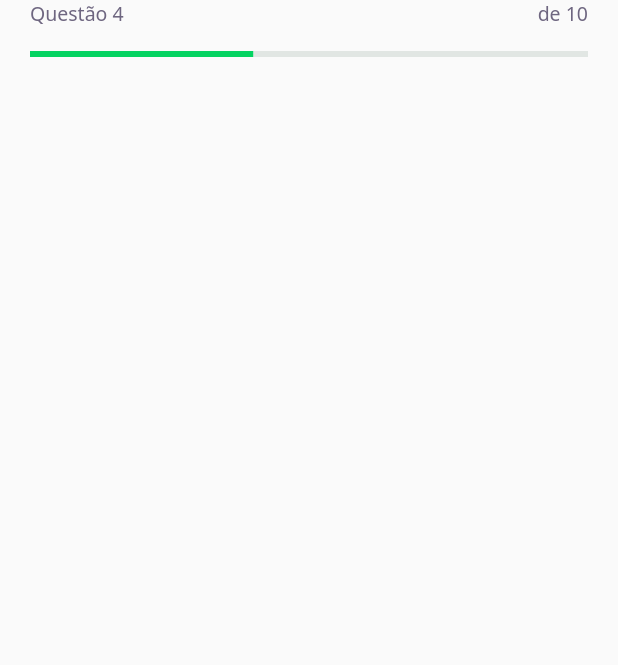
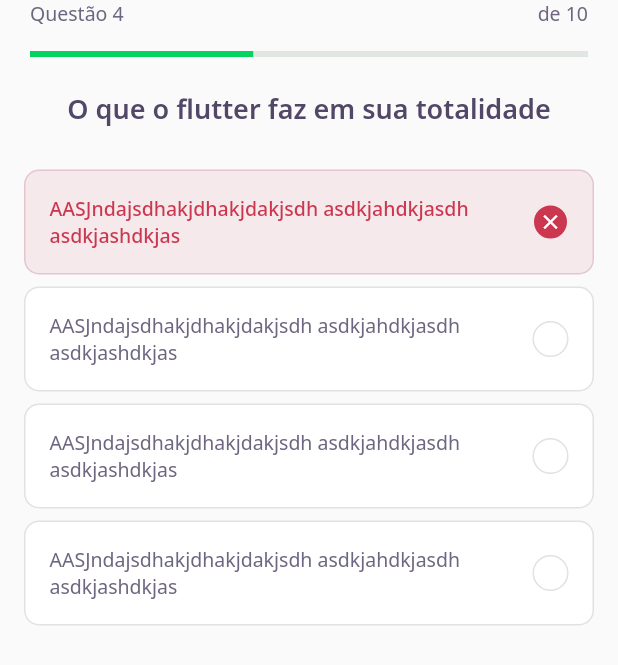
Before and after one commit to freddymtd/app.mobile.flutter-nlw-devquiz, a Flutter app: the screen it shows after launch, on a phone screen of 412 x 824 dp. Shown: the top 665 px of the screen. Run offline on Flutter 3.47's test engine with Material 2 defaults, Android fonts, the phone set to English and light mode, and no system bars; our stand-ins replace google_fonts.

Commit message:
Quiz Awnser certo e errado layout e título

```diff
--- a/lib/challange/challange_page.dart
+++ b/lib/challange/challange_page.dart
@@ -1,4 +1,5 @@
 import 'package:devquiz/challange/widgets/question_indicator/question_indicator_widget.dart';
+import 'package:devquiz/challange/widgets/quiz/quiz_widget.dart';
 import 'package:flutter/material.dart';
 
 class ChallangePage extends StatefulWidget {
@@ -12,7 +13,13 @@ class _ChallangePageState extends State<ChallangePage> {
     return Scaffold(
       appBar: PreferredSize(
         preferredSize: Size.fromHeight(60),
-        child: SafeArea(top: true, child: QuestionIndicatorWidget()),
+        child: SafeArea(
+          top: true,
+          child: QuestionIndicatorWidget(),
+        ),
+      ),
+      body: QuizWidget(
+        title: "O que o flutter faz em sua totalidade",
       ),
     );
   }
--- /dev/null
+++ b/lib/challange/widgets/awnser/awnser_widget.dart
@@ -0,0 +1,81 @@
+import 'package:devquiz/core/app_colors.dart';
+import 'package:devquiz/core/app_text_styles.dart';
+import 'package:flutter/material.dart';
+
+class AwnserWidget extends StatelessWidget {
+  final String title;
+  final bool isRight;
+  final bool isSelected;
+
+  const AwnserWidget(
+      {Key? key,
+      required this.title,
+      this.isRight = false,
+      this.isSelected = false})
+      : super(key: key);
+
+  Color get _selectedColorRight =>
+      isRight ? AppColors.darkGreen : AppColors.darkRed;
+
+  Color get _selectedBorderRight =>
+      isRight ? AppColors.lightGreen : AppColors.lightRed;
+
+  Color get _selectedColorCardRight =>
+      isRight ? AppColors.lightGreen : AppColors.lightRed;
+
+  Color get _selectedBorderCardRight =>
+      isRight ? AppColors.green : AppColors.red;
+
+  TextStyle get _selectedTextStyleRight =>
+      isRight ? AppTextStyles.bodyDarkGreen : AppTextStyles.bodyDarkRed;
+
+  IconData get _selectedIconRight => isRight ? Icons.check : Icons.close;
+
+  @override
+  Widget build(BuildContext context) {
+    return Padding(
+      padding: const EdgeInsets.symmetric(horizontal: 16, vertical: 4),
+      child: Container(
+        padding: EdgeInsets.all(16),
+        decoration: BoxDecoration(
+          color: isSelected ? _selectedColorCardRight : AppColors.white,
+          borderRadius: BorderRadius.circular(10),
+          border: Border.fromBorderSide(
+            BorderSide(
+              color: isSelected ? _selectedBorderCardRight : AppColors.border,
+            ),
+          ),
+        ),
+        child: Row(
+          mainAxisAlignment: MainAxisAlignment.spaceBetween,
+          children: [
+            Expanded(
+              child: Text(
+                title,
+                style:
+                    isSelected ? _selectedTextStyleRight : AppTextStyles.body,
+              ),
+            ),
+            Container(
+                width: 24,
+                height: 24,
+                decoration: BoxDecoration(
+                    color: isSelected ? _selectedColorRight : AppColors.white,
+                    borderRadius: BorderRadius.circular(500),
+                    border: Border.fromBorderSide(BorderSide(
+                      color:
+                          isSelected ? _selectedBorderRight : AppColors.border,
+                    ))),
+                child: isSelected
+                    ? Icon(
+                        _selectedIconRight,
+                        size: 16,
+                        color: AppColors.white,
+                      )
+                    : null),
+          ],
+        ),
+      ),
+    );
+  }
+}
--- /dev/null
+++ b/lib/challange/widgets/quiz/quiz_widget.dart
@@ -0,0 +1,36 @@
+import 'package:devquiz/challange/widgets/awnser/awnser_widget.dart';
+import 'package:devquiz/core/app_text_styles.dart';
+import 'package:flutter/material.dart';
+
+class QuizWidget extends StatelessWidget {
+  final String title;
+
+  const QuizWidget({Key? key, required this.title}) : super(key: key);
+
+  @override
+  Widget build(BuildContext context) {
+    return Container(
+      child: Column(
+        children: [
+          Text(
+            title,
+            style: AppTextStyles.heading,
+          ),
+          SizedBox(
+            height: 24,
+          ),
+          AwnserWidget(
+              isRight: false,
+              isSelected: true,
+              title: "AASJndajsdhakjdhakjdakjsdh asdkjahdkjasdh asdkjashdkjas"),
+          AwnserWidget(
+              title: "AASJndajsdhakjdhakjdakjsdh asdkjahdkjasdh asdkjashdkjas"),
+          AwnserWidget(
+              title: "AASJndajsdhakjdhakjdakjsdh asdkjahdkjasdh asdkjashdkjas"),
+          AwnserWidget(
+              title: "AASJndajsdhakjdhakjdakjsdh asdkjahdkjasdh asdkjashdkjas"),
+        ],
+      ),
+    );
+  }
+}
```
